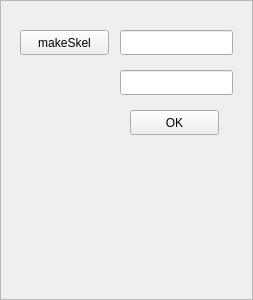
First picture: the form in skeleton/skelmanager.ui, repository PietroMeloni/MedialAxisToQuadLayout, before the edit.
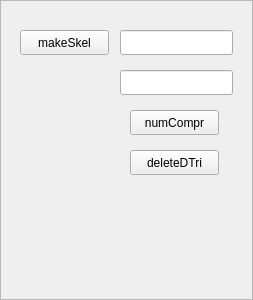
Second picture: the form after the edit.

```diff
--- a/skeleton/skelmanager.ui
+++ b/skeleton/skelmanager.ui
@@ -52,7 +52,7 @@
     </rect>
    </property>
    <property name="text">
-    <string>OK</string>
+    <string>numCompr</string>
    </property>
   </widget>
   <widget class="QLineEdit" name="lineAngleTH">
@@ -65,6 +65,19 @@
     </rect>
    </property>
   </widget>
+  <widget class="QPushButton" name="butDeleteDTri">
+   <property name="geometry">
+    <rect>
+     <x>130</x>
+     <y>150</y>
+     <width>89</width>
+     <height>25</height>
+    </rect>
+   </property>
+   <property name="text">
+    <string>deleteDTri</string>
+   </property>
+  </widget>
  </widget>
  <resources/>
  <connections/>
```
